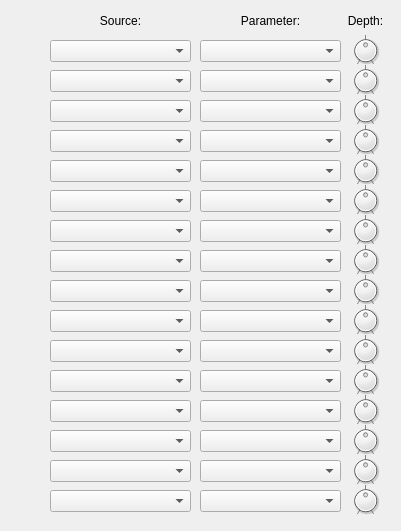
The window that src/View/ControlMatrixScene.ui (thefinalcutbg/QAN1xEditor) describes before a commit, drawn with Qt 5.
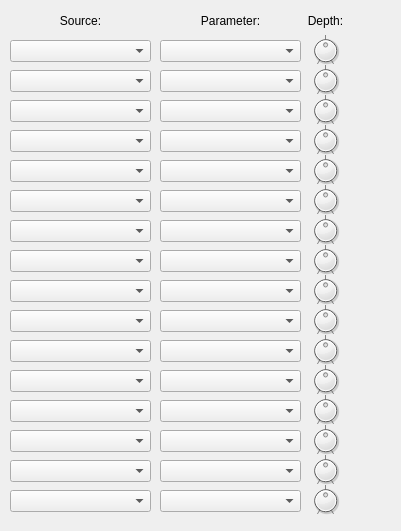
The same window after the commit. Custom widgets are drawn as their Qt base class.

What changed in the file:
```diff
--- a/src/View/ControlMatrixScene.ui
+++ b/src/View/ControlMatrixScene.ui
@@ -22,7 +22,7 @@
   <widget class="ComboPicker" name="param_1">
    <property name="geometry">
     <rect>
-     <x>200</x>
+     <x>160</x>
      <y>40</y>
      <width>141</width>
      <height>22</height>
@@ -35,7 +35,7 @@
   <widget class="ComboPicker" name="source_1">
    <property name="geometry">
     <rect>
-     <x>50</x>
+     <x>10</x>
      <y>40</y>
      <width>141</width>
      <height>22</height>
@@ -48,7 +48,7 @@
   <widget class="DialKnob" name="depth_1">
    <property name="geometry">
     <rect>
-     <x>350</x>
+     <x>310</x>
      <y>30</y>
      <width>31</width>
      <height>41</height>
@@ -94,7 +94,7 @@
   <widget class="ComboPicker" name="source_3">
    <property name="geometry">
     <rect>
-     <x>50</x>
+     <x>10</x>
      <y>100</y>
      <width>141</width>
      <height>22</height>
@@ -107,7 +107,7 @@
   <widget class="ComboPicker" name="source_4">
    <property name="geometry">
     <rect>
-     <x>50</x>
+     <x>10</x>
      <y>130</y>
      <width>141</width>
      <height>22</height>
@@ -120,7 +120,7 @@
   <widget class="ComboPicker" name="source_5">
    <property name="geometry">
     <rect>
-     <x>50</x>
+     <x>10</x>
      <y>160</y>
      <width>141</width>
      <height>22</height>
@@ -133,7 +133,7 @@
   <widget class="ComboPicker" name="source_6">
    <property name="geometry">
     <rect>
-     <x>50</x>
+     <x>10</x>
      <y>190</y>
      <width>141</width>
      <height>22</height>
@@ -146,7 +146,7 @@
   <widget class="ComboPicker" name="source_7">
    <property name="geometry">
     <rect>
-     <x>50</x>
+     <x>10</x>
      <y>220</y>
      <width>141</width>
      <height>22</height>
@@ -159,7 +159,7 @@
   <widget class="ComboPicker" name="source_8">
    <property name="geometry">
     <rect>
-     <x>50</x>
+     <x>10</x>
      <y>250</y>
      <width>141</width>
      <height>22</height>
@@ -172,7 +172,7 @@
   <widget class="ComboPicker" name="source_2">
    <property name="geometry">
     <rect>
-     <x>50</x>
+     <x>10</x>
      <y>70</y>
      <width>141</width>
      <height>22</height>
@@ -185,7 +185,7 @@
   <widget class="ComboPicker" name="param_2">
    <property name="geometry">
     <rect>
-     <x>200</x>
+     <x>160</x>
      <y>70</y>
      <width>141</width>
      <height>22</height>
@@ -198,7 +198,7 @@
   <widget class="ComboPicker" name="param_3">
    <property name="geometry">
     <rect>
-     <x>200</x>
+     <x>160</x>
      <y>100</y>
      <width>141</width>
      <height>22</height>
@@ -211,7 +211,7 @@
   <widget class="ComboPicker" name="param_4">
    <property name="geometry">
     <rect>
-     <x>200</x>
+     <x>160</x>
      <y>130</y>
      <width>141</width>
      <height>22</height>
@@ -224,7 +224,7 @@
   <widget class="ComboPicker" name="param_5">
    <property name="geometry">
     <rect>
-     <x>200</x>
+     <x>160</x>
      <y>160</y>
      <width>141</width>
      <height>22</height>
@@ -237,7 +237,7 @@
   <widget class="ComboPicker" name="param_6">
    <property name="geometry">
     <rect>
-     <x>200</x>
+     <x>160</x>
      <y>190</y>
      <width>141</width>
      <height>22</height>
@@ -250,7 +250,7 @@
   <widget class="ComboPicker" name="param_7">
    <property name="geometry">
     <rect>
-     <x>200</x>
+     <x>160</x>
      <y>220</y>
      <width>141</width>
      <height>22</height>
@@ -263,7 +263,7 @@
   <widget class="ComboPicker" name="param_8">
    <property name="geometry">
     <rect>
-     <x>200</x>
+     <x>160</x>
      <y>250</y>
      <width>141</width>
      <height>22</height>
@@ -276,7 +276,7 @@
   <widget class="ComboPicker" name="source_9">
    <property name="geometry">
     <rect>
-     <x>50</x>
+     <x>10</x>
      <y>280</y>
      <width>141</width>
      <height>22</height>
@@ -289,7 +289,7 @@
   <widget class="ComboPicker" name="source_10">
    <property name="geometry">
     <rect>
-     <x>50</x>
+     <x>10</x>
      <y>310</y>
      <width>141</width>
      <height>22</height>
@@ -302,7 +302,7 @@
   <widget class="ComboPicker" name="source_11">
    <property name="geometry">
     <rect>
-     <x>50</x>
+     <x>10</x>
      <y>340</y>
      <width>141</width>
      <height>22</height>
@@ -315,7 +315,7 @@
   <widget class="ComboPicker" name="source_12">
    <property name="geometry">
     <rect>
-     <x>50</x>
+     <x>10</x>
      <y>370</y>
      <width>141</width>
      <height>22</height>
@@ -328,7 +328,7 @@
   <widget class="ComboPicker" name="source_13">
    <property name="geometry">
     <rect>
-     <x>50</x>
+     <x>10</x>
      <y>400</y>
      <width>141</width>
      <height>22</height>
@@ -341,7 +341,7 @@
   <widget class="ComboPicker" name="source_14">
    <property name="geometry">
     <rect>
-     <x>50</x>
+     <x>10</x>
      <y>430</y>
      <width>141</width>
      <height>22</height>
@@ -354,7 +354,7 @@
   <widget class="ComboPicker" name="source_15">
    <property name="geometry">
     <rect>
-     <x>50</x>
+     <x>10</x>
      <y>460</y>
      <width>141</width>
      <height>22</height>
@@ -367,7 +367,7 @@
   <widget class="ComboPicker" name="source_16">
    <property name="geometry">
     <rect>
-     <x>50</x>
+     <x>10</x>
      <y>490</y>
      <width>141</width>
      <height>22</height>
@@ -380,7 +380,7 @@
   <widget class="ComboPicker" name="param_9">
    <property name="geometry">
     <rect>
-     <x>200</x>
+     <x>160</x>
      <y>280</y>
      <width>141</width>
      <height>22</height>
@@ -393,7 +393,7 @@
   <widget class="ComboPicker" name="param_10">
    <property name="geometry">
     <rect>
-     <x>200</x>
+     <x>160</x>
      <y>310</y>
      <width>141</width>
      <height>22</height>
@@ -406,7 +406,7 @@
   <widget class="ComboPicker" name="param_11">
    <property name="geometry">
     <rect>
-     <x>200</x>
+     <x>160</x>
      <y>340</y>
      <width>141</width>
      <height>22</height>
@@ -419,7 +419,7 @@
   <widget class="ComboPicker" name="param_12">
    <property name="geometry">
     <rect>
-     <x>200</x>
+     <x>160</x>
      <y>370</y>
      <width>141</width>
      <height>22</height>
@@ -432,7 +432,7 @@
   <widget class="ComboPicker" name="param_13">
    <property name="geometry">
     <rect>
-     <x>200</x>
+     <x>160</x>
      <y>400</y>
      <width>141</width>
      <height>22</height>
@@ -445,7 +445,7 @@
   <widget class="ComboPicker" name="param_14">
    <property name="geometry">
     <rect>
-     <x>200</x>
+     <x>160</x>
      <y>430</y>
      <width>141</width>
      <height>22</height>
@@ -458,7 +458,7 @@
   <widget class="ComboPicker" name="param_15">
    <property name="geometry">
     <rect>
-     <x>200</x>
+     <x>160</x>
      <y>460</y>
      <width>141</width>
      <height>22</height>
@@ -471,7 +471,7 @@
   <widget class="ComboPicker" name="param_16">
    <property name="geometry">
     <rect>
-     <x>200</x>
+     <x>160</x>
      <y>490</y>
      <width>141</width>
      <height>22</height>
@@ -484,7 +484,7 @@
   <widget class="DialKnob" name="depth_2">
    <property name="geometry">
     <rect>
-     <x>350</x>
+     <x>310</x>
      <y>60</y>
      <width>31</width>
      <height>41</height>
@@ -530,7 +530,7 @@
   <widget class="DialKnob" name="depth_3">
    <property name="geometry">
     <rect>
-     <x>350</x>
+     <x>310</x>
      <y>90</y>
      <width>31</width>
      <height>41</height>
@@ -576,7 +576,7 @@
   <widget class="DialKnob" name="depth_4">
    <property name="geometry">
     <rect>
-     <x>350</x>
+     <x>310</x>
      <y>120</y>
      <width>31</width>
      <height>41</height>
@@ -622,7 +622,7 @@
   <widget class="DialKnob" name="depth_5">
    <property name="geometry">
     <rect>
-     <x>350</x>
+     <x>310</x>
      <y>150</y>
      <width>31</width>
      <height>41</height>
@@ -668,7 +668,7 @@
   <widget class="DialKnob" name="depth_6">
    <property name="geometry">
     <rect>
-     <x>350</x>
+     <x>310</x>
      <y>180</y>
      <width>31</width>
      <height>41</height>
@@ -714,7 +714,7 @@
   <widget class="DialKnob" name="depth_7">
    <property name="geometry">
     <rect>
-     <x>350</x>
+     <x>310</x>
      <y>210</y>
      <width>31</width>
      <height>41</height>
@@ -760,7 +760,7 @@
   <widget class="DialKnob" name="depth_8">
    <property name="geometry">
     <rect>
-     <x>350</x>
+     <x>310</x>
      <y>240</y>
      <width>31</width>
      <height>41</height>
@@ -806,7 +806,7 @@
   <widget class="DialKnob" name="depth_9">
    <property name="geometry">
     <rect>
-     <x>350</x>
+     <x>310</x>
      <y>270</y>
      <width>31</width>
      <height>41</height>
@@ -852,7 +852,7 @@
   <widget class="DialKnob" name="depth_10">
    <property name="geometry">
     <rect>
-     <x>350</x>
+     <x>310</x>
      <y>300</y>
      <width>31</width>
      <height>41</height>
@@ -898,7 +898,7 @@
   <widget class="DialKnob" name="depth_11">
    <property name="geometry">
     <rect>
-     <x>350</x>
+     <x>310</x>
      <y>330</y>
      <width>31</width>
      <height>41</height>
@@ -944,7 +944,7 @@
   <widget class="DialKnob" name="depth_12">
    <property name="geometry">
     <rect>
-     <x>350</x>
+     <x>310</x>
      <y>360</y>
      <width>31</width>
      <height>41</height>
@@ -990,7 +990,7 @@
   <widget class="DialKnob" name="depth_13">
    <property name="geometry">
     <rect>
-     <x>350</x>
+     <x>310</x>
      <y>390</y>
      <width>31</width>
      <height>41</height>
@@ -1036,7 +1036,7 @@
   <widget class="DialKnob" name="depth_14">
    <property name="geometry">
     <rect>
-     <x>350</x>
+     <x>310</x>
      <y>420</y>
      <width>31</width>
      <height>41</height>
@@ -1082,7 +1082,7 @@
   <widget class="DialKnob" name="depth_15">
    <property name="geometry">
     <rect>
-     <x>350</x>
+     <x>310</x>
      <y>450</y>
      <width>31</width>
      <height>41</height>
@@ -1128,7 +1128,7 @@
   <widget class="DialKnob" name="depth_16">
    <property name="geometry">
     <rect>
-     <x>350</x>
+     <x>310</x>
      <y>480</y>
      <width>31</width>
      <height>41</height>
@@ -1174,7 +1174,7 @@
   <widget class="QLabel" name="label">
    <property name="geometry">
     <rect>
-     <x>50</x>
+     <x>10</x>
      <y>10</y>
      <width>141</width>
      <height>21</height>
@@ -1190,7 +1190,7 @@
   <widget class="QLabel" name="label_2">
    <property name="geometry">
     <rect>
-     <x>200</x>
+     <x>160</x>
      <y>10</y>
      <width>141</width>
      <height>21</height>
@@ -1206,7 +1206,7 @@
   <widget class="QLabel" name="label_3">
    <property name="geometry">
     <rect>
-     <x>330</x>
+     <x>290</x>
      <y>10</y>
      <width>71</width>
      <height>21</height>
```
